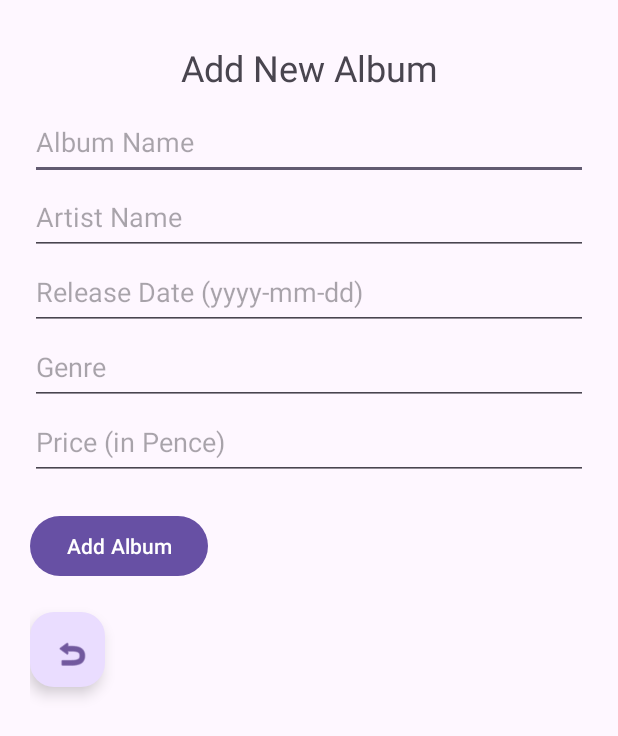
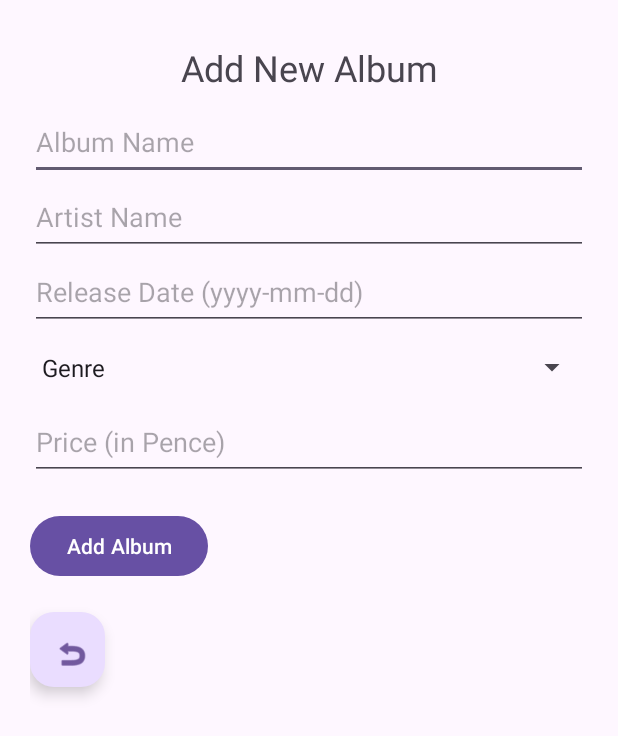
Before and after one commit to yanader/recordstoreapp, an Android app: the AddAlbumActivity screen opened directly, with no data from a screen before it, on a phone screen of 412 x 824 dp. Shown: the top 736 px of the screen. Run offline under Robolectric (Android 15) with nearby library versions, the phone set to English and light mode, and no system bars; our stand-ins replace data binding.

Commit message:
spinner added for genre selection

```diff
--- a/src/main/java/com/example/recordstoreapp/ui/addalbum/AddAlbumActivity.java
+++ b/src/main/java/com/example/recordstoreapp/ui/addalbum/AddAlbumActivity.java
@@ -1,5 +1,7 @@
 package com.example.recordstoreapp.ui.addalbum;
 
+import android.widget.ArrayAdapter;
+import android.widget.Spinner;
 import androidx.appcompat.app.AppCompatActivity;
 import android.os.Bundle;
 import androidx.databinding.DataBindingUtil;
@@ -26,15 +28,20 @@ public class AddAlbumActivity extends AppCompatActivity {
 
         mainActivityViewModel = new ViewModelProvider(this).get(MainActivityViewModel.class);
 
-
-
         AlbumToAdd albumToAdd = new AlbumToAdd();
         activityAddAlbumBinding.setAlbumData(albumToAdd);
-
 
         addAlbumClickHandlers = new AddAlbumClickHandlers(albumToAdd, this, mainActivityViewModel);
         activityAddAlbumBinding.setClickHandlers(addAlbumClickHandlers);
 
+        Spinner spinner = (Spinner) findViewById(R.id.genreSpinner);
+        ArrayAdapter<CharSequence> adapter = ArrayAdapter.createFromResource(
+                this,
+                R.array.genres,
+                android.R.layout.simple_spinner_item
+        );
+        adapter.setDropDownViewResource(android.R.layout.simple_spinner_dropdown_item);
+        spinner.setAdapter(adapter);
 
 
 
--- a/src/main/res/layout/activity_add_album.xml
+++ b/src/main/res/layout/activity_add_album.xml
@@ -46,20 +46,21 @@
         android:text="@={albumData.releaseDate}"
         android:hint="Release Date (yyyy-mm-dd)"
         app:layout_constraintTop_toBottomOf="@id/artistName"/>
-<EditText
-        android:id="@+id/genre"
-        android:layout_width="match_parent"
-        android:layout_height="50dp"
-        android:text="@={albumData.genre}"
-        android:hint="Genre"
-        app:layout_constraintTop_toBottomOf="@id/releaseDate"/>
+
+    <Spinner
+            android:id="@+id/genreSpinner"
+            android:layout_width="match_parent"
+            android:layout_height="50dp"
+            android:hint="Genre"
+            app:layout_constraintStart_toStartOf="parent"
+            app:layout_constraintTop_toBottomOf="@+id/releaseDate"/>
 <EditText
         android:id="@+id/priceInPence"
         android:layout_width="match_parent"
         android:layout_height="50dp"
         android:text="@={albumData.priceInPence}"
         android:hint="Price (in Pence)"
-        app:layout_constraintTop_toBottomOf="@id/genre"/>
+        app:layout_constraintTop_toBottomOf="@id/genreSpinner"/>
     <Button
             android:id="@+id/addButton"
             android:text="Add Album"
@@ -79,6 +80,7 @@
             app:layout_constraintStart_toStartOf="parent"
             android:onClick="@{clickHandlers::backButtonClicked}"/>
 
+
     <!--    spinners for release date, genre and number entry for price-->
 
 <!--    <Spinner-->
--- a/src/main/res/values/strings.xml
+++ b/src/main/res/values/strings.xml
@@ -1,3 +1,13 @@
 <resources>
     <string name="app_name">RecordStoreApp</string>
+    <string-array name="genres">
+        <item>Genre</item>
+        <item>ROCK</item>
+        <item>POP</item>
+        <item>COUNTRY</item>
+        <item>JAZZ</item>
+        <item>CLASSICAL</item>
+        <item>DANCE</item>
+        <item>SOUL</item>
+    </string-array>
 </resources>
```
